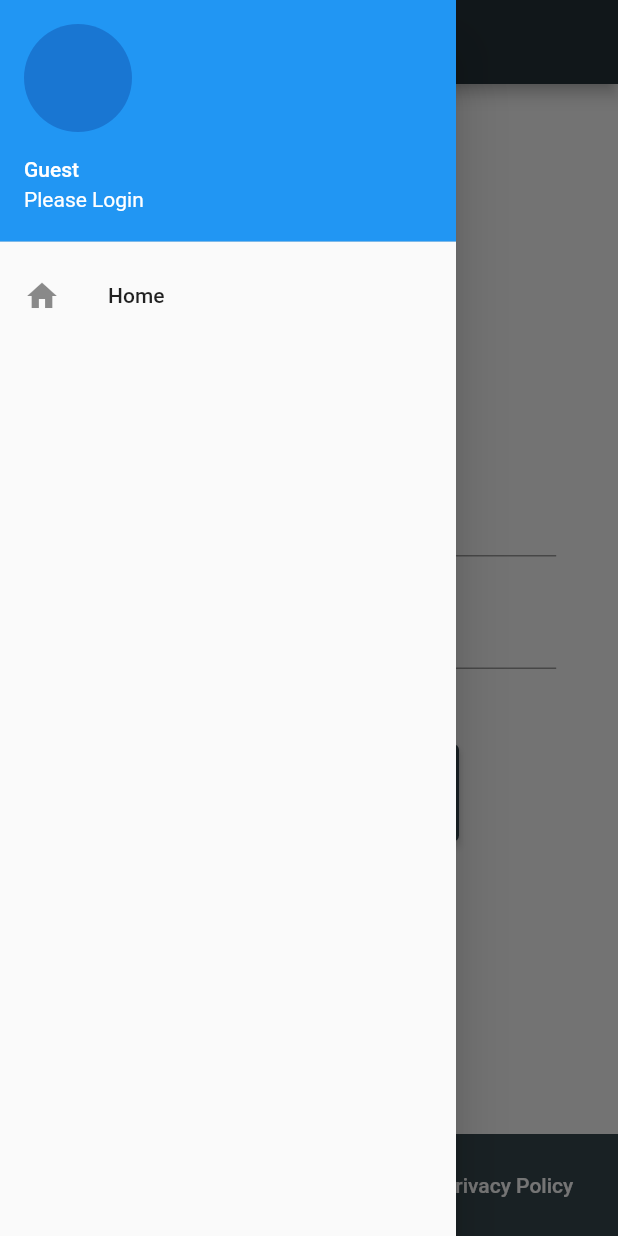
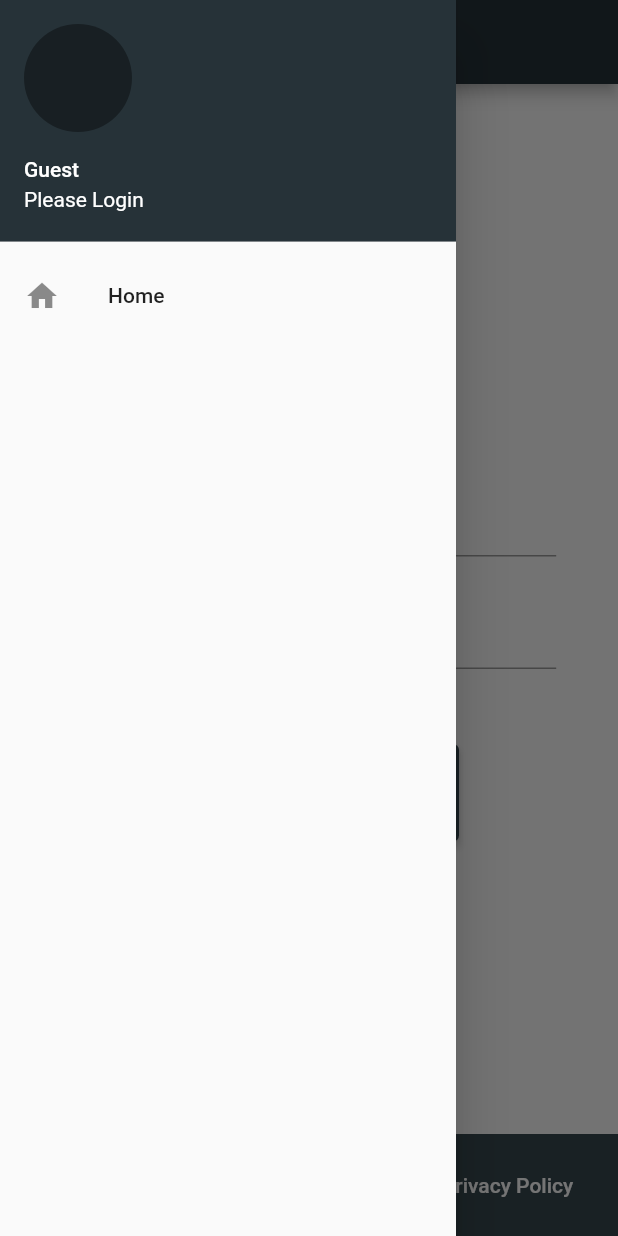
Before and after one commit to Topazoo/Flongo-Client, a Flutter app: the screen it shows after launch, with the side drawer open, on a phone screen of 412 x 824 dp. Run offline on Flutter 3.47's test engine with Material 2 defaults, Android fonts, the phone set to English and light mode, and no system bars; our stand-ins replace flutter_dotenv, lottie; missing offline and left inert: dart:html; accounts and stored records are empty.

Commit message:
[Example] Fix styling for Navbar

```diff
--- a/example/lib/navbar.dart
+++ b/example/lib/navbar.dart
@@ -28,6 +28,7 @@ class NavBar extends AppNavBar {
   Widget getNavbarHeader() => UserAccountsDrawerHeader(
     accountName: Text(HTTPClient.getUsername() ?? 'Guest'),
     accountEmail: Text(HTTPClient.isAuthenticated() ? "Email: ${HTTPClient.getEmail() ?? 'None'}" : 'Please Login'),
-    currentAccountPicture: const CircleAvatar(),
+    currentAccountPicture: const CircleAvatar(backgroundColor: Colors.black38),
+    decoration: BoxDecoration(color: Colors.blueGrey[900]),
   );
 }
```
